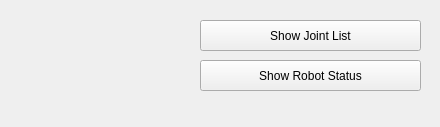
Above: vigir_ocs_status_window/src/status_window.ui from team-vigir/vigir_ocs_common before the change. Below: the same form after it.
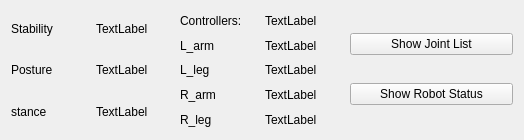
That is the form after the change.

Commit message: Added fixes to make joint list new entries at the top. Also modified status window to be usefull.

```diff
--- a/vigir_ocs_status_window/src/status_window.ui
+++ b/vigir_ocs_status_window/src/status_window.ui
@@ -6,49 +6,185 @@
    <rect>
     <x>0</x>
     <y>0</y>
-    <width>440</width>
-    <height>127</height>
+    <width>524</width>
+    <height>140</height>
    </rect>
   </property>
   <property name="windowTitle">
    <string>status_window</string>
   </property>
-  <widget class="QPushButton" name="showJointButton">
-   <property name="geometry">
-    <rect>
-     <x>200</x>
-     <y>20</y>
-     <width>221</width>
-     <height>31</height>
-    </rect>
-   </property>
-   <property name="text">
-    <string>Show Joint List</string>
-   </property>
-  </widget>
-  <widget class="QWidget" name="stabilityMap" native="true">
-   <property name="geometry">
-    <rect>
-     <x>10</x>
-     <y>10</y>
-     <width>160</width>
-     <height>100</height>
-    </rect>
-   </property>
-  </widget>
-  <widget class="QPushButton" name="showRobotStatus">
-   <property name="geometry">
-    <rect>
-     <x>200</x>
-     <y>60</y>
-     <width>221</width>
-     <height>31</height>
-    </rect>
-   </property>
-   <property name="text">
-    <string>Show Robot Status</string>
-   </property>
-  </widget>
+  <layout class="QHBoxLayout" name="horizontalLayout">
+   <item>
+    <layout class="QVBoxLayout" name="verticalLayout_2">
+     <item>
+      <layout class="QHBoxLayout" name="horizontalLayout_2">
+       <item>
+        <widget class="QLabel" name="label_2">
+         <property name="text">
+          <string>Stability</string>
+         </property>
+        </widget>
+       </item>
+       <item>
+        <widget class="QLabel" name="stabilityLabel">
+         <property name="text">
+          <string>TextLabel</string>
+         </property>
+        </widget>
+       </item>
+      </layout>
+     </item>
+     <item>
+      <layout class="QHBoxLayout" name="horizontalLayout_3">
+       <item>
+        <widget class="QLabel" name="label_3">
+         <property name="text">
+          <string>Posture</string>
+         </property>
+        </widget>
+       </item>
+       <item>
+        <widget class="QLabel" name="postureLabel">
+         <property name="text">
+          <string>TextLabel</string>
+         </property>
+        </widget>
+       </item>
+      </layout>
+     </item>
+     <item>
+      <layout class="QHBoxLayout" name="horizontalLayout_4">
+       <item>
+        <widget class="QLabel" name="label_6">
+         <property name="text">
+          <string>stance</string>
+         </property>
+        </widget>
+       </item>
+       <item>
+        <widget class="QLabel" name="stanceLabel">
+         <property name="text">
+          <string>TextLabel</string>
+         </property>
+        </widget>
+       </item>
+      </layout>
+     </item>
+    </layout>
+   </item>
+   <item>
+    <layout class="QVBoxLayout" name="verticalLayout_3">
+     <item>
+      <layout class="QHBoxLayout" name="horizontalLayout_6">
+       <item>
+        <widget class="QLabel" name="label_9">
+         <property name="text">
+          <string>Controllers:</string>
+         </property>
+        </widget>
+       </item>
+       <item>
+        <widget class="QLabel" name="behaviorLabel">
+         <property name="text">
+          <string>TextLabel</string>
+         </property>
+        </widget>
+       </item>
+      </layout>
+     </item>
+     <item>
+      <layout class="QHBoxLayout" name="horizontalLayout_7">
+       <item>
+        <widget class="QLabel" name="label_14">
+         <property name="text">
+          <string>L_arm</string>
+         </property>
+        </widget>
+       </item>
+       <item>
+        <widget class="QLabel" name="l_armLabel">
+         <property name="text">
+          <string>TextLabel</string>
+         </property>
+        </widget>
+       </item>
+      </layout>
+     </item>
+     <item>
+      <layout class="QHBoxLayout" name="horizontalLayout_8">
+       <item>
+        <widget class="QLabel" name="label_15">
+         <property name="text">
+          <string>L_leg</string>
+         </property>
+        </widget>
+       </item>
+       <item>
+        <widget class="QLabel" name="l_legLabel">
+         <property name="text">
+          <string>TextLabel</string>
+         </property>
+        </widget>
+       </item>
+      </layout>
+     </item>
+     <item>
+      <layout class="QHBoxLayout" name="horizontalLayout_9">
+       <item>
+        <widget class="QLabel" name="label_12">
+         <property name="text">
+          <string>R_arm</string>
+         </property>
+        </widget>
+       </item>
+       <item>
+        <widget class="QLabel" name="r_armLabel">
+         <property name="text">
+          <string>TextLabel</string>
+         </property>
+        </widget>
+       </item>
+      </layout>
+     </item>
+     <item>
+      <layout class="QHBoxLayout" name="horizontalLayout_5">
+       <item>
+        <widget class="QLabel" name="label_13">
+         <property name="text">
+          <string>R_leg</string>
+         </property>
+        </widget>
+       </item>
+       <item>
+        <widget class="QLabel" name="r_legLabel">
+         <property name="text">
+          <string>TextLabel</string>
+         </property>
+        </widget>
+       </item>
+      </layout>
+     </item>
+    </layout>
+   </item>
+   <item>
+    <layout class="QVBoxLayout" name="verticalLayout">
+     <item>
+      <widget class="QPushButton" name="showJointButton">
+       <property name="text">
+        <string>Show Joint List</string>
+       </property>
+      </widget>
+     </item>
+     <item>
+      <widget class="QPushButton" name="showRobotStatus">
+       <property name="text">
+        <string>Show Robot Status</string>
+       </property>
+      </widget>
+     </item>
+    </layout>
+   </item>
+  </layout>
  </widget>
  <layoutdefault spacing="6" margin="11"/>
  <resources/>
```
The commit also changes 5 other files.
